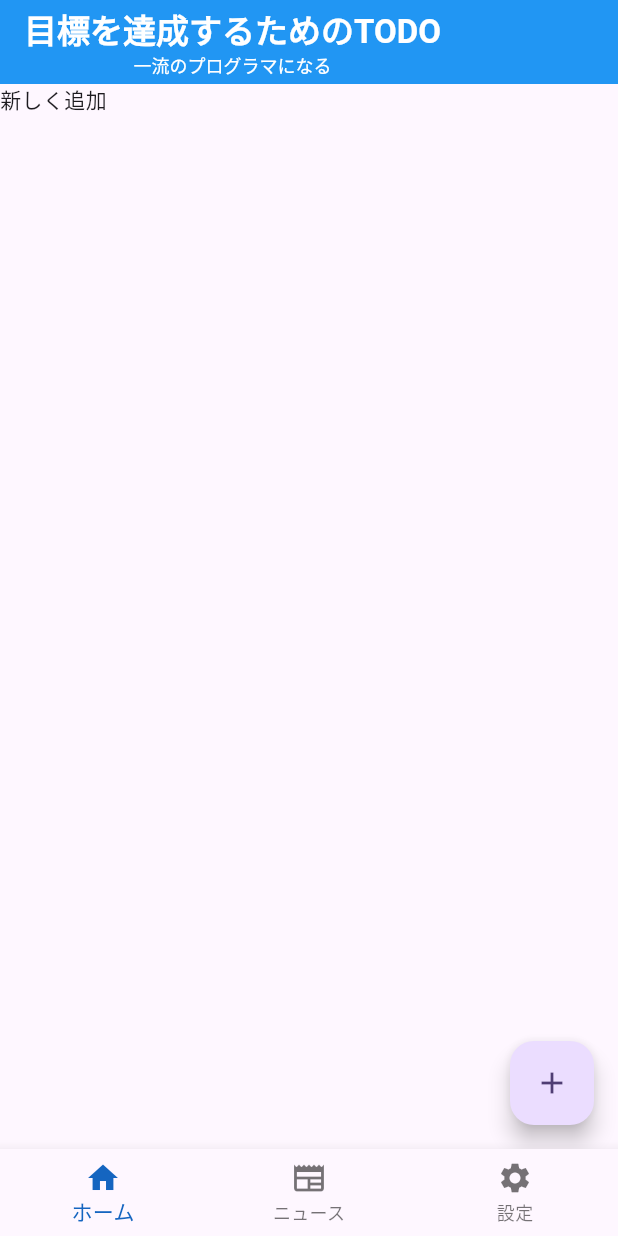
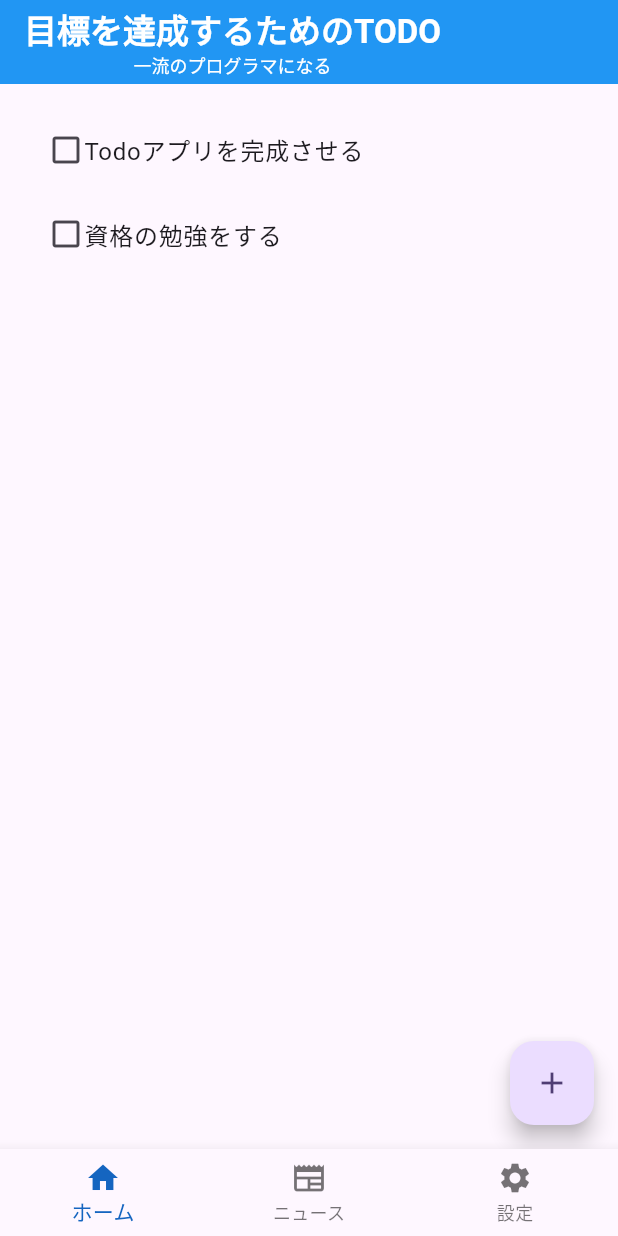
Before and after one commit to yabuki829/todoListApp, a Flutter app: the screen it shows after launch, after a tap on the "add" icon, on a phone screen of 412 x 824 dp. Run offline on Flutter 3.47's test engine with Material 3 defaults, Android fonts, the phone set to English and light mode, and no system bars; our stand-ins replace flutter_riverpod, freezed_annotation, go_router, riverpod_annotation; generated files the repository leaves out were written again.

Commit message:
todoのuiウィ作成

```diff
--- a/lib/components/TodoItemWidget.dart
+++ b/lib/components/TodoItemWidget.dart
@@ -1,7 +1,9 @@
 import 'package:flutter/material.dart';
+import 'package:todoapp/models/todo/todo.dart';
 
 class TodoItemWidget extends StatefulWidget {
-  const TodoItemWidget({super.key});
+  const TodoItemWidget({super.key, required this.todo});
+  final Todo todo;
 
   @override
   State<TodoItemWidget> createState() => _TodoItemWidgetState();
@@ -10,6 +12,13 @@ class TodoItemWidget extends StatefulWidget {
 class _TodoItemWidgetState extends State<TodoItemWidget> {
   @override
   Widget build(BuildContext context) {
-    return const Placeholder();
+    return Row(
+      children: [
+        widget.todo.isDone
+            ? const Icon(Icons.check_box_outlined)
+            : const Icon(Icons.check_box_outline_blank),
+        Text(widget.todo.title),
+      ],
+    );
   }
 }
--- a/lib/main.dart
+++ b/lib/main.dart
@@ -1,8 +1,9 @@
 import 'package:flutter/material.dart';
 import 'package:todoapp/routers.dart';
+import 'package:flutter_riverpod/flutter_riverpod.dart';
 
 void main() {
-  runApp(const MyApp());
+  runApp(const ProviderScope(child: MyApp()));
 }
 
 class MyApp extends StatelessWidget {
--- a/lib/models/todo/todo.dart
+++ b/lib/models/todo/todo.dart
@@ -1,20 +1,21 @@
-// import 'package:freezed_annotation/freezed_annotation.dart';
+import 'package:freezed_annotation/freezed_annotation.dart';
+import 'package:todoapp/models/user/user.dart';
 
-// part "todo.freezed.dart";
-// part "todo.g.dart";
+part "todo.freezed.dart";
+part "todo.g.dart";
 
-// @freezed
-// class Todo with _$Todo {
-//   // プロパティを指定
-//   const factory Todo({
-//     required int id,
-//     required String title,
-//     required bool isDone,
-//     // required
-//     @Default(false) bool isPremium,
-//   }) = _Todo;
+@freezed
+class Todo with _$Todo {
+  // プロパティを指定
+  const factory Todo({
+    required int id,
+    required String title,
+    required bool isDone,
+    required User user,
+    @Default(false) bool isPremium,
+  }) = _Todo;
 
-//   factory Todo.fromJson(Map<String, dynamic> json) => _$TodoFromJson(json);
-// }
+  factory Todo.fromJson(Map<String, dynamic> json) => _$TodoFromJson(json);
+}
 
-// // flutter pub run build_runner build
+// flutter pub run build_runner build
--- /dev/null
+++ b/lib/notifier/todolist_notifier.dart
@@ -0,0 +1,37 @@
+import 'package:riverpod_annotation/riverpod_annotation.dart';
+import 'package:todoapp/models/todo/todo.dart';
+import 'package:todoapp/models/user/user.dart';
+part 'todolist_notifier.g.dart';
+
+@riverpod
+class TodoListNotifier extends _$TodoListNotifier {
+  @override
+  List<Todo> build() {
+    return [
+      const Todo(
+          id: 1,
+          title: "Todoアプリを完成させる",
+          isDone: false,
+          user: User(id: 1, username: "test"),
+          isPremium: false),
+      const Todo(
+          id: 2,
+          title: "資格の勉強をする",
+          isDone: false,
+          user: User(id: 1, username: "test"),
+          isPremium: false)
+    ];
+  }
+
+  void addTodo(Todo todo) {
+    state = [...state, todo];
+  }
+
+  void updateTodo(Todo todo) {
+    state = state.map((t) => t.id == todo.id ? todo : t).toList();
+  }
+
+  void deleteTodo(Todo todo) {
+    state = state.where((t) => t.id != todo.id).toList();
+  }
+}
--- a/lib/searvices/ApiAuth.dart
+++ b/lib/searvices/ApiAuth.dart
@@ -1,6 +1,5 @@
 import 'package:flutter/material.dart';
 import 'package:go_router/go_router.dart';
-import 'package:todoapp/searvices/ApiCliant.dart';
 import 'package:todoapp/searvices/ApiClient.dart';
 import 'dart:convert';
 
@@ -30,7 +29,6 @@ class ApiAuth {
 
         // トークンを保存して遷移する
 
-
         context.go('/');
       } else {
         print("ログイン失敗: ${response.statusCode}");
--- a/lib/searvices/ApiCliant.dart
+++ /dev/null
@@ -1,37 +0,0 @@
-import 'package:http/http.dart' as http;
-import 'dart:convert';
-
-class ApiClient {
-  final baseURL = "http://127.0.0.1:8000/";
-
-  // GET リクエスト
-  Future<http.Response> get(String url) async {
-    final fullUrl = Uri.parse(baseURL + url);
-    print(fullUrl);
-
-    try {
-      final response = await http.get(fullUrl);
-      return response;
-    } catch (e) {
-      throw Exception("GETリクエスト失敗: $e");
-    }
-  }
-
-  // POST リクエスト
-  Future<http.Response> post(String url, Map<String, String> body) async {
-    final fullUrl = Uri.parse(baseURL + url);
-    print(fullUrl);
-    print(jsonEncode(body));
-
-    try {
-      final response = await http.post(
-        fullUrl,
-        headers: {"Content-Type": "application/json"},
-        body: jsonEncode(body),
-      );
-      return response;
-    } catch (e) {
-      throw Exception("POSTリクエスト失敗: $e");
-    }
-  }
-}
--- a/lib/searvices/ApiClient.dart
+++ b/lib/searvices/ApiClient.dart
@@ -1 +1,37 @@
-// TODO Implement this library.
+import 'package:http/http.dart' as http;
+import 'dart:convert';
+
+class ApiClient {
+  final baseURL = "http://127.0.0.1:8000/";
+
+  // GET リクエスト
+  Future<http.Response> get(String url) async {
+    final fullUrl = Uri.parse(baseURL + url);
+    print(fullUrl);
+
+    try {
+      final response = await http.get(fullUrl);
+      return response;
+    } catch (e) {
+      throw Exception("GETリクエスト失敗: $e");
+    }
+  }
+
+  // POST リクエスト
+  Future<http.Response> post(String url, Map<String, String> body) async {
+    final fullUrl = Uri.parse(baseURL + url);
+    print(fullUrl);
+    print(jsonEncode(body));
+
+    try {
+      final response = await http.post(
+        fullUrl,
+        headers: {"Content-Type": "application/json"},
+        body: jsonEncode(body),
+      );
+      return response;
+    } catch (e) {
+      throw Exception("POSTリクエスト失敗: $e");
+    }
+  }
+}
--- a/lib/views/TodoView.dart
+++ b/lib/views/TodoView.dart
@@ -1,4 +1,7 @@
 import 'package:flutter/material.dart';
+import 'package:todoapp/components/TodoItemWidget.dart';
+import 'package:todoapp/notifier/todolist_notifier.dart';
+import 'package:flutter_riverpod/flutter_riverpod.dart';
 
 class Todoview extends StatefulWidget {
   const Todoview({super.key, required this.title});
@@ -9,21 +12,7 @@ class Todoview extends StatefulWidget {
 
 class _TodoviewState extends State<Todoview> {
   String myGoal = "一流のプログラマになる";
-  List _todoList = [];
-  Future<void> getTodoList() async {
-    // final url = Uri.https("api.github.com","users/yabuki829/repos");
-    // final response = await http.get(url);
-    // final List list = json.decode(response.body);
-
-    // final List<Repository> repositories =
-    // list.map((item) => Repository.fromJson(item)).toList();
-    // setState(() {
-    //   _repositories = repositories;
-    // });
-    setState(() {
-      _todoList.add("新しく追加");
-    });
-  }
+  final todoList = todoListNotifierProvider;
 
   @override
   Widget build(BuildContext context) {
@@ -49,20 +38,28 @@ class _TodoviewState extends State<Todoview> {
           ],
         ),
       ),
-      body: _todoList.isEmpty
-          ? const SizedBox.shrink()
-          : ListView.builder(
-              itemCount: _todoList.length,
-              itemBuilder: ((context, index) {
-                return Row(
-                  children: [
-                    Text(_todoList[index]),
-                  ],
-                );
-              }),
-            ),
+      body: Consumer(builder: (context, ref, child) {
+        final todoList = ref.watch(todoListNotifierProvider);
+        return todoList.isEmpty
+            ? const SizedBox.shrink()
+            : ListView.builder(
+                padding: const EdgeInsets.all(16),
+                itemCount: todoList.length,
+                itemBuilder: ((context, index) {
+                  return ListTile(
+                    title: TodoItemWidget(todo: todoList[index]),
+                    onTap: () {
+                      final todo = todoList[index];
+                      ref
+                          .read(todoListNotifierProvider.notifier)
+                          .updateTodo(todo.copyWith(isDone: !todo.isDone));
+                    },
+                  );
+                }),
+              );
+      }),
       floatingActionButton: FloatingActionButton(
-        onPressed: getTodoList,
+        onPressed: () {},
         child: const Icon(Icons.add),
       ),
     );
--- a/pubspec.yaml
+++ b/pubspec.yaml
@@ -43,6 +43,7 @@ dependencies:
   json_annotation: ^4.9.0
   riverpod_annotation: ^2.0.0
   riverpod_generator: ^2.4.3
+  flutter_riverpod: ^2.5.1
 
 dev_dependencies:
   flutter_test:
```
Also changed, not shown: lib/views/LoginView.dart (+1 -8 lines), lib/models/todo/todo.freezed.dart (added), lib/models/todo/todo.g.dart (added), lib/notifier/todolist_notifier.g.dart (added), pubspec.lock.
